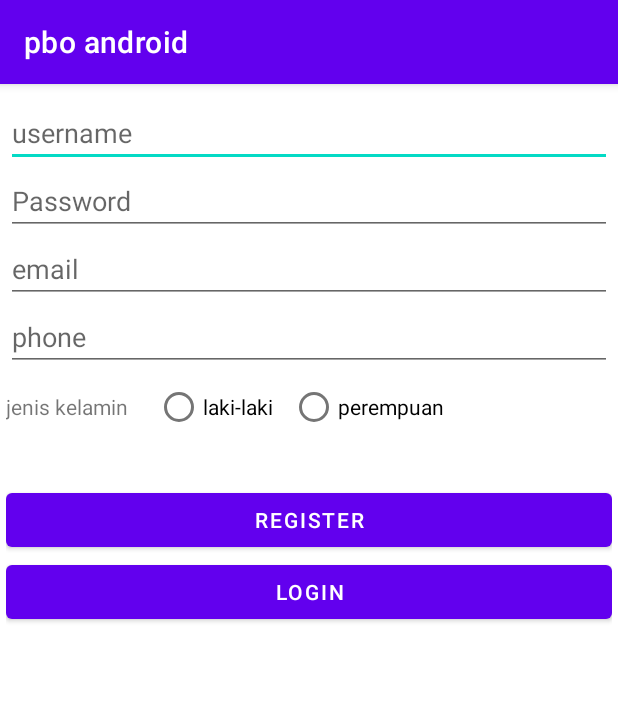
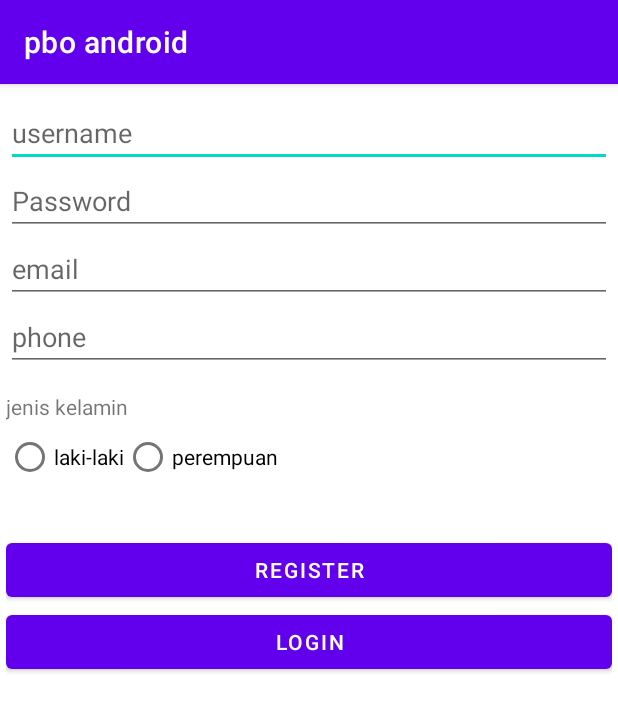
Before and after one commit to Rafli-Dewanto/pbo-mobile, an Android app: the RegisterActivity screen opened directly, with no data from a screen before it, on a phone screen of 412 x 824 dp. Shown: the top 711 px of the screen. Run offline under Robolectric (Android 15) with nearby library versions, the phone set to English and light mode, and no system bars.

Commit message:
fix: add radio group to gender radio button

```diff
--- a/app/src/main/java/com/example/pboandroid/LoginFormActivity.java
+++ b/app/src/main/java/com/example/pboandroid/LoginFormActivity.java
@@ -39,7 +39,7 @@ public class LoginFormActivity extends AppCompatActivity {
         signUp.setOnClickListener(new View.OnClickListener() {
             @Override
             public void onClick(View view) {
-                Intent register = new Intent(LoginFormActivity.this, MainActivity.class);
+                Intent register = new Intent(LoginFormActivity.this, RegisterActivity.class);
                 startActivity(register);
 //                finish();
             }
--- a/app/src/main/res/layout/activity_register.xml
+++ b/app/src/main/res/layout/activity_register.xml
@@ -1,4 +1,3 @@
-<?xml version="1.0" encoding="utf-8"?>
 <RelativeLayout xmlns:android="http://schemas.android.com/apk/res/android"
     xmlns:app="http://schemas.android.com/apk/res-auto"
     xmlns:tools="http://schemas.android.com/tools"
@@ -19,7 +18,7 @@
         android:id="@+id/passwordEditText"
         android:layout_width="match_parent"
         android:layout_height="wrap_content"
-        android:layout_below="@+id/usernameEditText"
+        android:layout_below="@id/usernameEditText"
         android:hint="Password"
         android:inputType="textPassword" />
 
@@ -27,7 +26,7 @@
         android:id="@+id/emailEditText"
         android:layout_width="match_parent"
         android:layout_height="wrap_content"
-        android:layout_below="@+id/passwordEditText"
+        android:layout_below="@id/passwordEditText"
         android:layout_alignParentStart="true"
         android:layout_alignParentLeft="true"
         android:ems="10"
@@ -38,7 +37,7 @@
         android:id="@+id/phoneEditText"
         android:layout_width="match_parent"
         android:layout_height="wrap_content"
-        android:layout_below="@+id/emailEditText"
+        android:layout_below="@id/emailEditText"
         android:layout_alignParentStart="true"
         android:layout_alignParentLeft="true"
         android:ems="10"
@@ -49,41 +48,40 @@
         android:id="@+id/genderTextView"
         android:layout_width="wrap_content"
         android:layout_height="wrap_content"
-        android:layout_below="@+id/phoneEditText"
+        android:layout_below="@id/phoneEditText"
         android:layout_alignParentStart="true"
         android:layout_alignParentLeft="true"
         android:layout_marginTop="14dp"
         android:text="jenis kelamin" />
 
+    <RadioGroup
+        android:id="@+id/genderRadioGroup"
+        android:layout_width="wrap_content"
+        android:layout_height="wrap_content"
+        android:layout_below="@id/genderTextView"
+        android:layout_alignParentStart="true"
+        android:layout_alignParentLeft="true"
+        android:orientation="horizontal">
+
         <RadioButton
             android:id="@+id/maleRadioButton"
             android:layout_width="wrap_content"
             android:layout_height="wrap_content"
-        android:layout_alignBaseline="@+id/genderTextView"
-        android:layout_alignBottom="@+id/genderTextView"
-        android:layout_marginStart="18dp"
-        android:layout_marginLeft="18dp"
-        android:layout_toEndOf="@+id/genderTextView"
-        android:layout_toRightOf="@+id/genderTextView"
             android:text="laki-laki" />
 
         <RadioButton
             android:id="@+id/femaleRadioButton"
             android:layout_width="wrap_content"
             android:layout_height="wrap_content"
-        android:layout_alignBaseline="@+id/maleRadioButton"
-        android:layout_alignBottom="@+id/maleRadioButton"
-        android:layout_marginStart="11dp"
-        android:layout_marginLeft="11dp"
-        android:layout_toEndOf="@+id/maleRadioButton"
-        android:layout_toRightOf="@+id/maleRadioButton"
             android:text="perempuan" />
+
+    </RadioGroup>
 
     <Button
         android:id="@+id/registerButton"
         android:layout_width="match_parent"
         android:layout_height="wrap_content"
-        android:layout_below="@id/maleRadioButton"
+        android:layout_below="@id/genderRadioGroup"
         android:layout_alignParentStart="true"
         android:layout_alignParentLeft="true"
         android:layout_marginTop="27dp"
```
Lines whose indentation alone changed are shown as unchanged.
